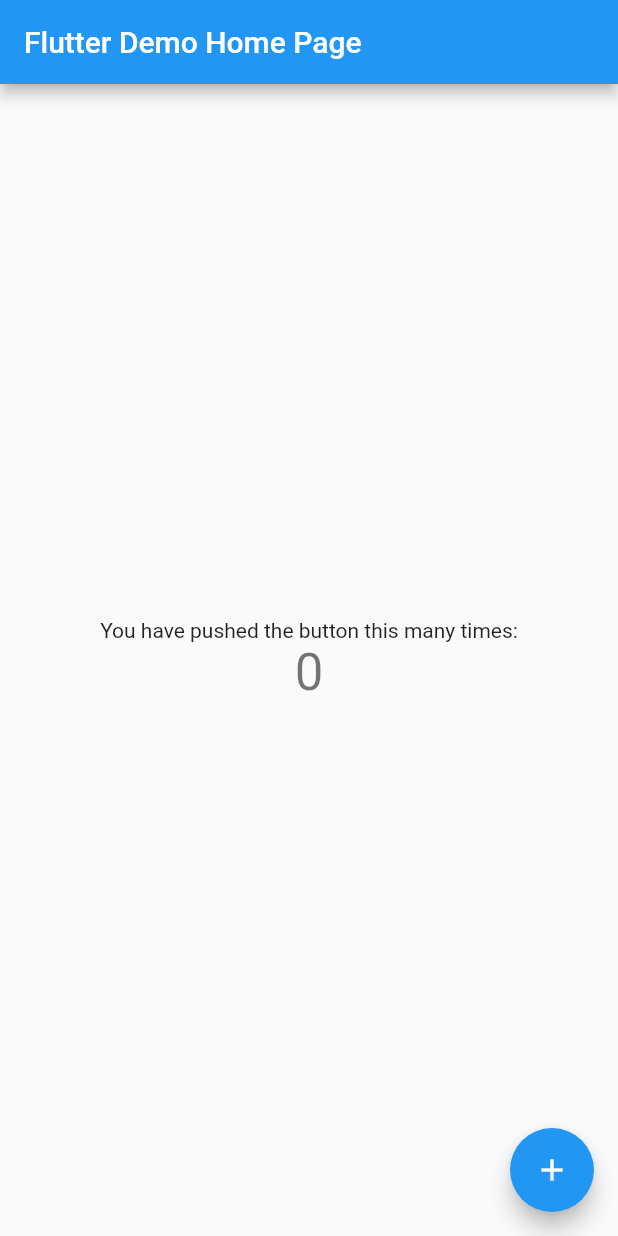
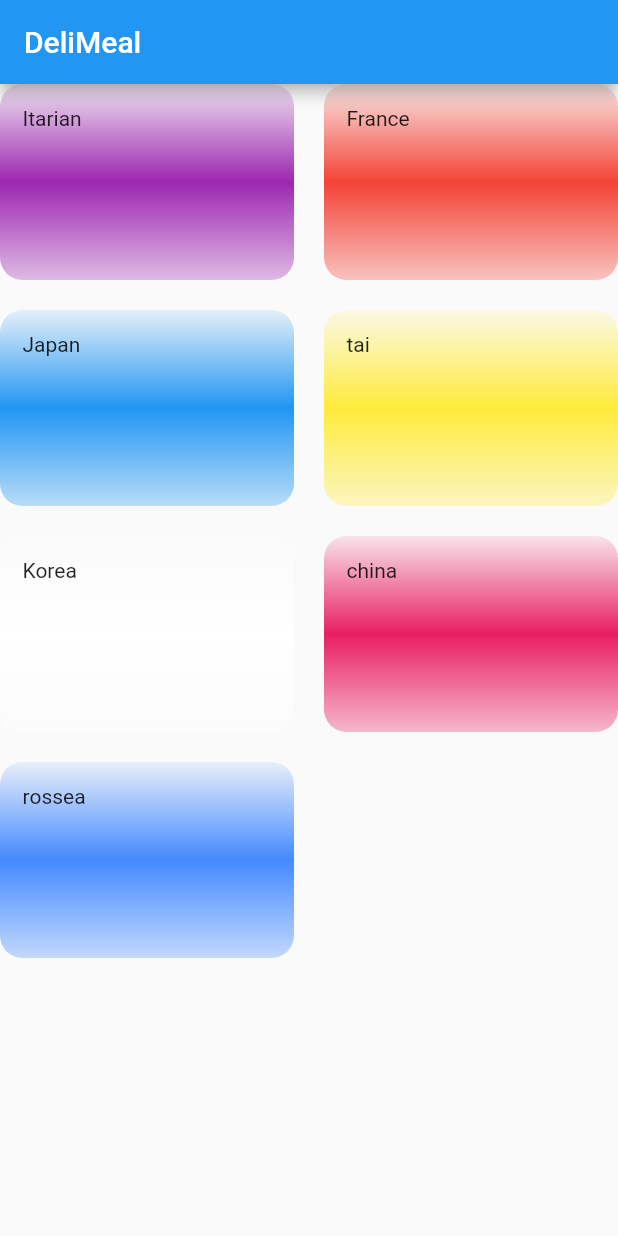
Before and after one commit to KTmifune/practiceBuildApp, a Flutter app: the screen it shows after launch, on a phone screen of 412 x 824 dp. Run offline on Flutter 3.47's test engine with Material 2 defaults, Android fonts, the phone set to English and light mode, and no system bars.

Commit message:
no message

```diff
--- a/practice_app/lib/categories_screen.dart
+++ b/practice_app/lib/categories_screen.dart
@@ -0,0 +1,30 @@
+import 'package:flutter/material.dart';
+import 'package:practice_app/category_item.dart';
+import 'model/dummy.dart';
+
+class CategoriesScreen extends StatelessWidget {
+  @override
+  Widget build(BuildContext context) {
+    return Scaffold(
+      appBar: AppBar(
+        title: const Text('DeliMeal'),
+      ),
+      body: GridView(
+        children: DUMMY_CATEGORIES
+            .map(
+              (catData) => CategoryItem(
+                catData.title,
+                catData.color,
+              ),
+            )
+            .toList(),
+        gridDelegate: SliverGridDelegateWithMaxCrossAxisExtent(
+          maxCrossAxisExtent: 200,
+          childAspectRatio: 3 / 2,
+          crossAxisSpacing: 20,
+          mainAxisSpacing: 20,
+        ),
+      ),
+    );
+  }
+}
--- a/practice_app/lib/category_item.dart
+++ b/practice_app/lib/category_item.dart
@@ -0,0 +1,29 @@
+import 'package:flutter/material.dart';
+import 'model/dummy.dart';
+
+class CategoryItem extends StatelessWidget {
+  final String title;
+  final Color color;
+
+  CategoryItem(this.title, this.color);
+
+  @override
+  Widget build(BuildContext context) {
+    return Container(
+      padding: const EdgeInsets.all(15),
+      child: Text(title),
+      decoration: BoxDecoration(
+        gradient: LinearGradient(
+          colors: [
+            color.withOpacity(0.1),
+            color,
+            color.withOpacity(0.3),
+          ],
+          begin: Alignment.topRight,
+          end: Alignment.bottomRight,
+        ),
+        borderRadius: BorderRadius.circular(15),
+      ),
+    );
+  }
+}
--- a/practice_app/lib/main.dart
+++ b/practice_app/lib/main.dart
@@ -1,117 +1,19 @@
 import 'package:flutter/material.dart';
+import 'categories_screen.dart';
 
 void main() {
   runApp(MyApp());
 }
 
 class MyApp extends StatelessWidget {
-  // This widget is the root of your application.
   @override
   Widget build(BuildContext context) {
     return MaterialApp(
-      title: 'Flutter Dem',
+      title: 'DeliMeal',
       theme: ThemeData(
-        // This is the theme of your application.
-        //
-        // Try running your application with "flutter run". You'll see the
-        // application has a blue toolbar. Then, without quitting the app, try
-        // changing the primarySwatch below to Colors.green and then invoke
-        // "hot reload" (press "r" in the console where you ran "flutter run",
-        // or simply save your changes to "hot reload" in a Flutter IDE).
-        // Notice that the counter didn't reset back to zero; the application
-        // is not restarted.
         primarySwatch: Colors.blue,
-        // This makes the visual density adapt to the platform that you run
-        // the app on. For desktop platforms, the controls will be smaller and
-        // closer together (more dense) than on mobile platforms.
-        visualDensity: VisualDensity.adaptivePlatformDensity,
       ),
-      home: MyHomePage(title: 'Flutter Demo Home Page'),
+      home: CategoriesScreen(),
     );
   }
 }
-
-class MyHomePage extends StatefulWidget {
-  MyHomePage({Key key, this.title}) : super(key: key);
-
-  // This widget is the home page of your application. It is stateful, meaning
-  // that it has a State object (defined below) that contains fields that affect
-  // how it looks.
-
-  // This class is the configuration for the state. It holds the values (in this
-  // case the title) provided by the parent (in this case the App widget) and
-  // used by the build method of the State. Fields in a Widget subclass are
-  // always marked "final".
-
-  final String title;
-
-  @override
-  _MyHomePageState createState() => _MyHomePageState();
-}
-
-class _MyHomePageState extends State<MyHomePage> {
-  int _counter = 0;
-
-  void _incrementCounter() {
-    setState(() {
-      // This call to setState tells the Flutter framework that something has
-      // changed in this State, which causes it to rerun the build method below
-      // so that the display can reflect the updated values. If we changed
-      // _counter without calling setState(), then the build method would not be
-      // called again, and so nothing would appear to happen.
-      _counter++;
-    });
-  }
-
-  @override
-  Widget build(BuildContext context) {
-    // This method is rerun every time setState is called, for instance as done
-    // by the _incrementCounter method above.
-    //
-    // The Flutter framework has been optimized to make rerunning build methods
-    // fast, so that you can just rebuild anything that needs updating rather
-    // than having to individually change instances of widgets.
-    return Scaffold(
-      appBar: AppBar(
-        // Here we take the value from the MyHomePage object that was created by
-        // the App.build method, and use it to set our appbar title.
-        title: Text(widget.title),
-      ),
-      body: Center(
-        // Center is a layout widget. It takes a single child and positions it
-        // in the middle of the parent.
-        child: Column(
-          // Column is also a layout widget. It takes a list of children and
-          // arranges them vertically. By default, it sizes itself to fit its
-          // children horizontally, and tries to be as tall as its parent.
-          //
-          // Invoke "debug painting" (press "p" in the console, choose the
-          // "Toggle Debug Paint" action from the Flutter Inspector in Android
-          // Studio, or the "Toggle Debug Paint" command in Visual Studio Code)
-          // to see the wireframe for each widget.
-          //
-          // Column has various properties to control how it sizes itself and
-          // how it positions its children. Here we use mainAxisAlignment to
-          // center the children vertically; the main axis here is the vertical
-          // axis because Columns are vertical (the cross axis would be
-          // horizontal).
-          mainAxisAlignment: MainAxisAlignment.center,
-          children: <Widget>[
-            Text(
-              'You have pushed the button this many times:',
-            ),
-            Text(
-              '$_counter',
-              style: Theme.of(context).textTheme.headline4,
-            ),
-          ],
-        ),
-      ),
-      floatingActionButton: FloatingActionButton(
-        onPressed: _incrementCounter,
-        tooltip: 'Increment',
-        child: Icon(Icons.add),
-      ), // This trailing comma makes auto-formatting nicer for build methods.
-    );
-  }
-}
--- a/practice_app/lib/model/category.dart
+++ b/practice_app/lib/model/category.dart
@@ -0,0 +1,10 @@
+import 'package:flutter/material.dart';
+
+class Category {
+  final String id;
+  final String title;
+  final Color color;
+
+  const Category(
+      {@required this.id, @required this.title, this.color = Colors.orange});
+}
--- a/practice_app/lib/model/dummy.dart
+++ b/practice_app/lib/model/dummy.dart
@@ -0,0 +1,40 @@
+import 'category.dart';
+import 'package:flutter/material.dart';
+
+const DUMMY_CATEGORIES = const [
+  Category(
+    id: 'c1',
+    title: 'Itarian',
+    color: Colors.purple,
+  ),
+  Category(
+    id: 'c2',
+    title: 'France',
+    color: Colors.red,
+  ),
+  Category(
+    id: 'c3',
+    title: 'Japan',
+    color: Colors.blue,
+  ),
+  Category(
+    id: 'c4',
+    title: 'tai',
+    color: Colors.yellow,
+  ),
+  Category(
+    id: 'c5',
+    title: 'Korea',
+    color: Colors.white,
+  ),
+  Category(
+    id: 'c6',
+    title: 'china',
+    color: Colors.pink,
+  ),
+  Category(
+    id: 'c7',
+    title: 'rossea',
+    color: Colors.blueAccent,
+  ),
+];
```
